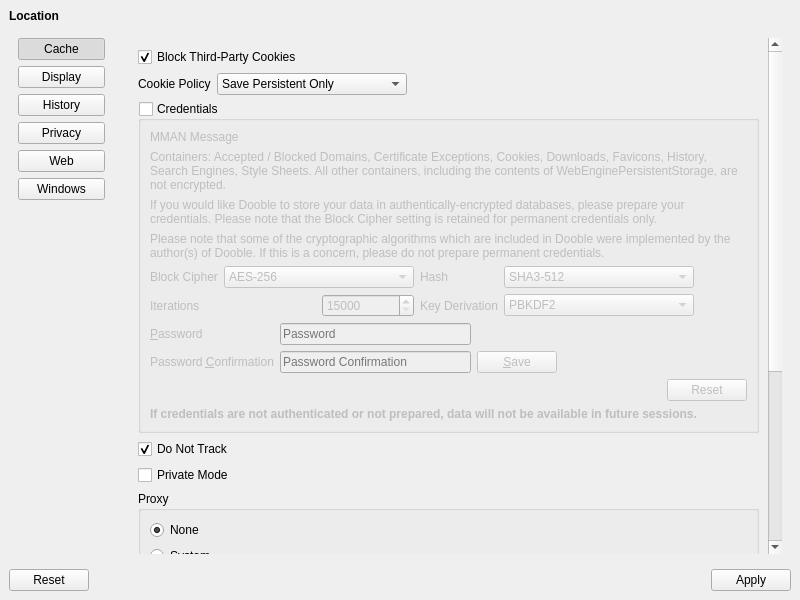
Old version of the form UI/dooble_settings.ui in the repository textbrowser/dooble.
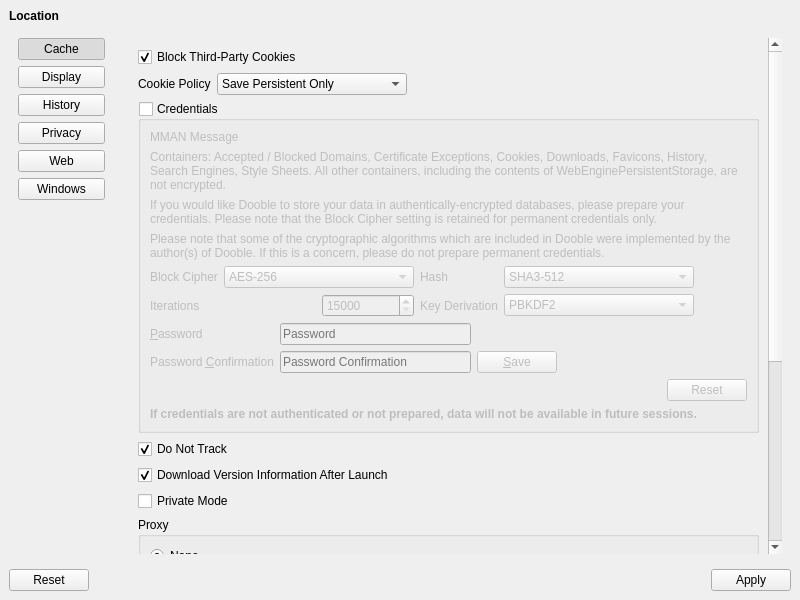
New version of the form. The open tabs and pages were chosen to show the change. Icons and pictures are not drawn.

Commit message: Optional version download.

Patch:
```diff
--- a/UI/dooble_settings.ui
+++ b/UI/dooble_settings.ui
@@ -1176,9 +1176,9 @@
              <property name="geometry">
               <rect>
                <x>0</x>
-               <y>0</y>
+               <y>-350</y>
                <width>682</width>
-               <height>1125</height>
+               <height>1157</height>
               </rect>
              </property>
              <layout class="QVBoxLayout" name="verticalLayout_8">
@@ -1541,6 +1541,16 @@
                 </property>
                </widget>
               </item>
+              <item>
+               <widget class="QCheckBox" name="download_version_information">
+                <property name="text">
+                 <string>Download Version Information After Launch</string>
+                </property>
+                <property name="checked">
+                 <bool>true</bool>
+                </property>
+               </widget>
+              </item>
               <item>
                <widget class="QCheckBox" name="private_mode">
                 <property name="toolTip">
```
Left out of the diff: 5 changed lines with no effect on the pictures. The commit also changes 5 other files.
